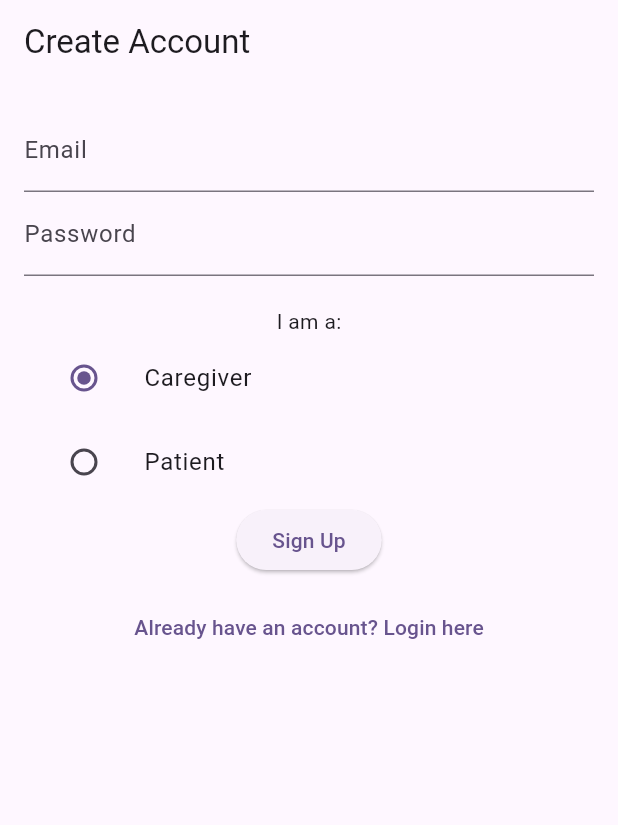
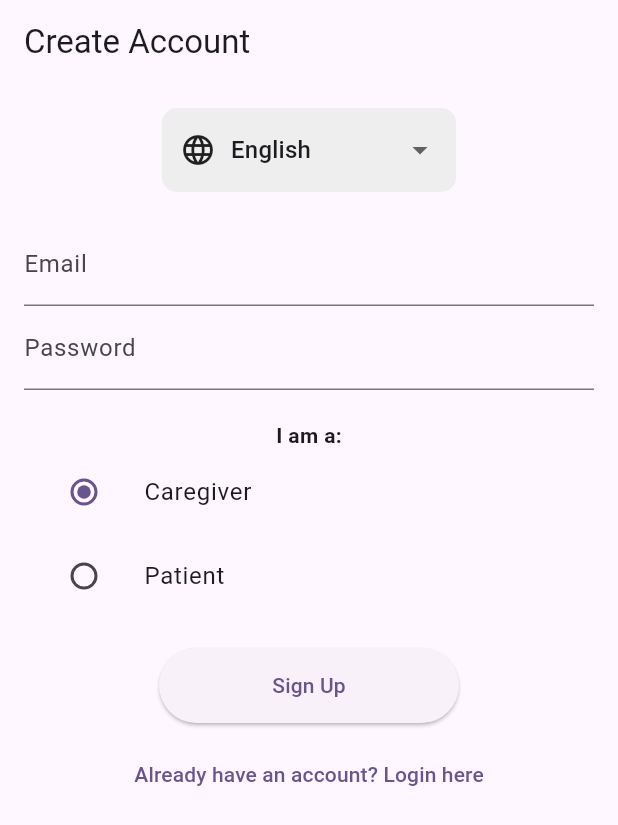
Before and after one commit to mariaawadd/alzheimer_care_app, a Flutter app: the screen it shows after launch, on a phone screen of 412 x 824 dp. Shown: the top 825 px of the screen. Run offline on Flutter 3.47's test engine with Material 3 defaults, Android fonts, the phone set to English and light mode, and no system bars; our stand-ins replace cloud_firestore, firebase_auth, firebase_core; accounts and stored records are empty.

Commit message:
Updated AuthService to support Egyptian Arabic localization and health status fields

```diff
--- a/lib/screens/signup_screen.dart
+++ b/lib/screens/signup_screen.dart
@@ -12,29 +12,74 @@ class SignUpScreen extends StatefulWidget {
 class _SignUpScreenState extends State<SignUpScreen> {
   final _emailController = TextEditingController();
   final _passwordController = TextEditingController();
-  String _selectedRole = 'Caregiver'; // Default role
+
+  String _selectedRole = 'Caregiver';
+  String _selectedLanguage = 'English'; // New state variable
 
   @override
   Widget build(BuildContext context) {
     return Scaffold(
-      appBar: AppBar(title: Text("Create Account")),
+      appBar: AppBar(title: Text(_selectedLanguage == 'English' ? "Create Account" : "إنشاء حساب")),
       body: Padding(
         padding: EdgeInsets.all(16.0),
+        child: SingleChildScrollView( // Added scrollview to prevent overflow with keyboard
           child: Column(
             children: [
+              // --- LANGUAGE SELECTOR ---
+              Container(
+                padding: EdgeInsets.symmetric(horizontal: 12, vertical: 4),
+                decoration: BoxDecoration(
+                  borderRadius: BorderRadius.circular(10),
+                  color: Colors.grey[200],
+                ),
+                child: Row(
+                  mainAxisSize: MainAxisSize.min,
+                  children: [
+                    Icon(Icons.language),
+                    SizedBox(width: 10),
+                    DropdownButton<String>(
+                      value: _selectedLanguage,
+                      underline: SizedBox(), // Removes the default underline
+                      items: <String>['English', 'Egyptian Arabic'].map((String value) {
+                        return DropdownMenuItem<String>(
+                          value: value,
+                          child: Text(value),
+                        );
+                      }).toList(),
+                      onChanged: (newValue) {
+                        setState(() {
+                          _selectedLanguage = newValue!;
+                        });
+                      },
+                    ),
+                  ],
+                ),
+              ),
+              SizedBox(height: 20),
+
+              // --- INPUT FIELDS ---
               TextField(
                 controller: _emailController,
-              decoration: InputDecoration(labelText: "Email")
+                decoration: InputDecoration(
+                  labelText: _selectedLanguage == 'English' ? "Email" : "الايميل",
+                )
               ),
               TextField(
                 controller: _passwordController,
-              decoration: InputDecoration(labelText: "Password"),
+                decoration: InputDecoration(
+                  labelText: _selectedLanguage == 'English' ? "Password" : "كلمة السر",
+                ),
                 obscureText: true
               ),
               SizedBox(height: 20),
-            Text("I am a:"),
+
+              // --- ROLE SELECTION ---
+              Text(
+                _selectedLanguage == 'English' ? "I am a:" : "أنا بستخدم التطبيق كـ:",
+                style: TextStyle(fontWeight: FontWeight.bold),
+              ),
               ListTile(
-              title: const Text('Caregiver'),
+                title: Text(_selectedLanguage == 'English' ? 'Caregiver' : 'مرافق (Caregiver)'),
                 leading: Radio<String>(
                   value: 'Caregiver',
                   groupValue: _selectedRole,
@@ -42,24 +87,28 @@ class _SignUpScreenState extends State<SignUpScreen> {
                 ),
               ),
               ListTile(
-              title: const Text('Patient'),
+                title: Text(_selectedLanguage == 'English' ? 'Patient' : 'مريض (Patient)'),
                 leading: Radio<String>(
                   value: 'Patient',
                   groupValue: _selectedRole,
                   onChanged: (value) => setState(() => _selectedRole = value!),
                 ),
               ),
+              SizedBox(height: 20),
+
+              // --- SIGN UP BUTTON ---
               ElevatedButton(
+                style: ElevatedButton.styleFrom(minimumSize: Size(200, 50)),
                 onPressed: () async {
                   try {
-                  // 1. Attempt the sign-up logic
+                    // We pass both role AND language to the service
                     var user = await AuthService().signUp(
                       _emailController.text,
                       _passwordController.text,
-                    _selectedRole
+                      _selectedRole,
+                      _selectedLanguage // Added this argument
                     );
 
-                  // 2. If user is created successfully, navigate based on role
                     if (user != null && mounted) {
                       if (_selectedRole == 'Caregiver') {
                         Navigator.pushReplacement(
@@ -74,7 +123,6 @@ class _SignUpScreenState extends State<SignUpScreen> {
                       }
                     }
                   } catch (errorMessage) {
-                  // 3. Catch any Firebase errors and show them in a red SnackBar
                     if (mounted) {
                       ScaffoldMessenger.of(context).showSnackBar(
                         SnackBar(
@@ -86,8 +134,9 @@ class _SignUpScreenState extends State<SignUpScreen> {
                     }
                   }
                 },
-              child: Text("Sign Up"),
+                child: Text(_selectedLanguage == 'English' ? "Sign Up" : "تسجيل"),
               ),
+
               SizedBox(height: 10),
               TextButton(
                 onPressed: () {
@@ -96,9 +145,14 @@ class _SignUpScreenState extends State<SignUpScreen> {
                     MaterialPageRoute(builder: (context) => LoginScreen())
                   );
                 },
-              child: Text("Already have an account? Login here"),
+                child: Text(
+                  _selectedLanguage == 'English'
+                  ? "Already have an account? Login here"
+                  : "عندك حساب أصلاً؟ ادخل من هنا"
+                ),
               ),
             ],
+          ),
         ),
       ),
     );
--- a/lib/services/auth_service.dart
+++ b/lib/services/auth_service.dart
@@ -6,25 +6,35 @@ class AuthService {
   final FirebaseFirestore _db = FirebaseFirestore.instance;
 
   // Sign Up Function
-  Future<User?> signUp(String email, String password, String role) async {
+  Future<User?> signUp(String email, String password, String role, String language) async {
     try {
+      // 1. Create the user in Firebase Authentication
       UserCredential result = await _auth.createUserWithEmailAndPassword(
-        email: email, password: password);
+          email: email,
+          password: password
+      );
 
-      // Save the user role to Firestore
+      // 2. Save the user details to Firestore
+      // We are adding 'language' and 'status' for your research goals
       await _db.collection('users').doc(result.user!.uid).set({
         'email': email,
         'role': role,
+        'language': language,      // 'English' or 'Egyptian Arabic'
+        'status': 'Normal',        // Default status for sensors
+        'lastMovement': DateTime.now(), // Timestamp for activity monitoring
+        'linkedUser': null,        // Placeholder for Caregiver/Patient connection
       });
 
       return result.user;
     } on FirebaseAuthException catch (e) {
-    // This sends the specific Firebase error message back to your screen
+      // Passes specific Firebase errors (e.g., "Email already in use") to the UI
       throw e.message ?? "An unknown error occurred.";
     } catch (e) {
       throw "An unexpected error occurred.";
     }
   }
+
+
   // Login Function
   Future<User?> login(String email, String password) async {
     try {
```
Lines whose indentation alone changed are shown as unchanged.
